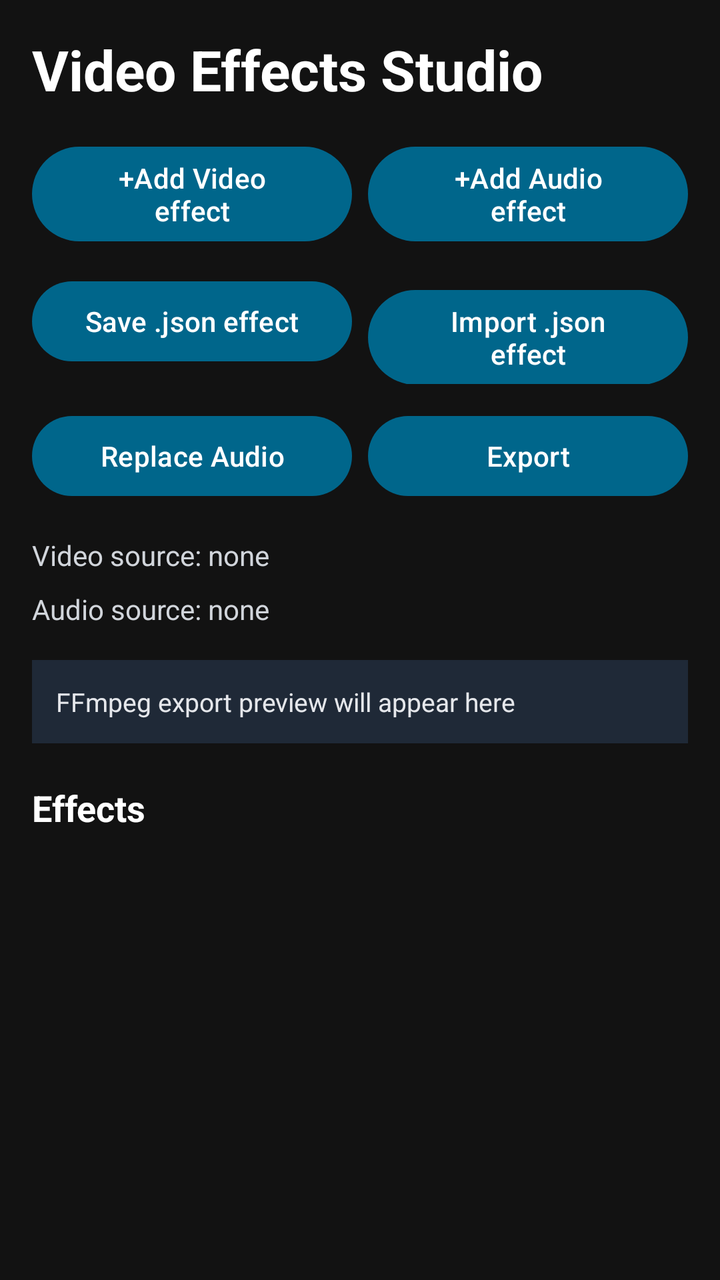
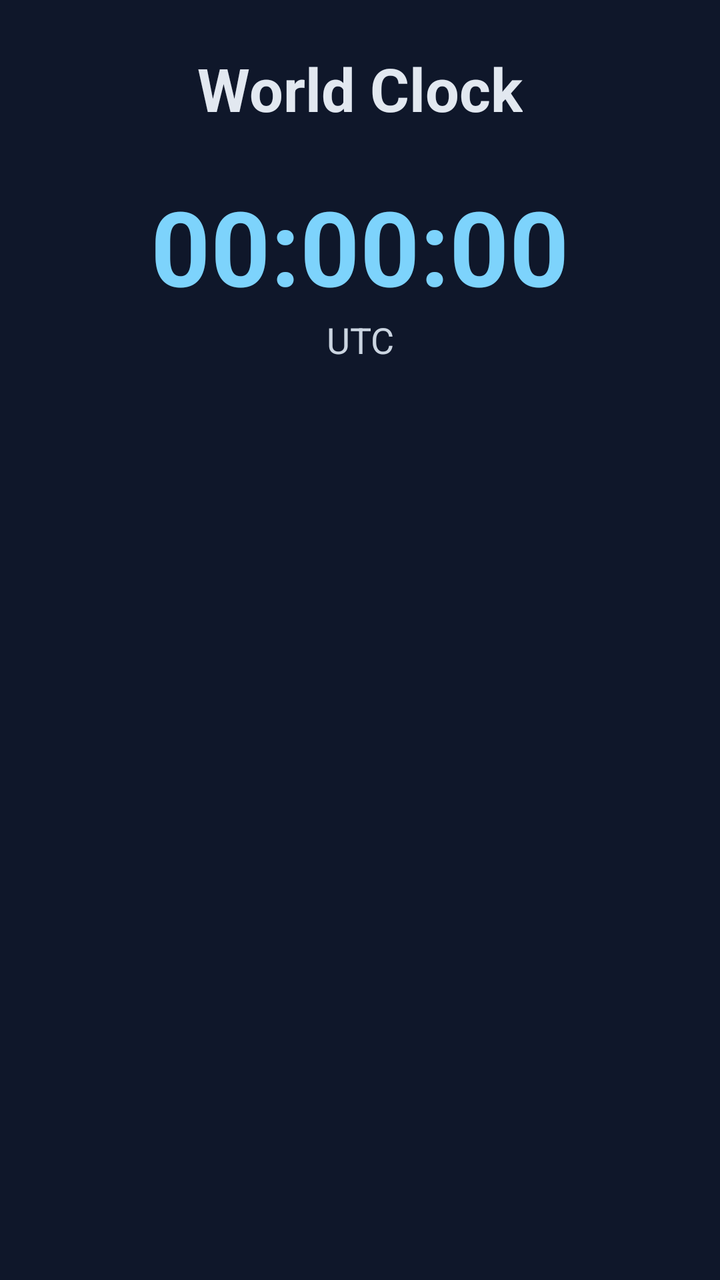

The first picture is an Android layout as it rendered before a commit; the second is the same layout after the commit. The layout source and the unified diff follow.
<!-- AndroidManifest.xml: application theme Theme.VideoEffectsStudio -->
<!-- res/layout/activity_main.xml -->
<?xml version="1.0" encoding="utf-8"?>
<ScrollView xmlns:android="http://schemas.android.com/apk/res/android"
    xmlns:tools="http://schemas.android.com/tools"
    android:layout_width="match_parent"
    android:layout_height="match_parent"
    android:background="#121212"
    android:padding="16dp">

    <LinearLayout
        android:layout_width="match_parent"
        android:layout_height="wrap_content"
        android:orientation="vertical"
        android:paddingBottom="24dp">

        <TextView
            android:id="@+id/titleText"
            android:layout_width="match_parent"
            android:layout_height="wrap_content"
            android:text="Video Effects Studio"
            android:textSize="28sp"
            android:textStyle="bold"
            android:textColor="#FFFFFF" />

        <LinearLayout
            android:layout_width="match_parent"
            android:layout_height="wrap_content"
            android:layout_marginTop="16dp"
            android:orientation="horizontal">

            <Button
                android:id="@+id/addVideoEffectButton"
                android:layout_width="0dp"
                android:layout_height="wrap_content"
                android:layout_weight="1"
                android:text="+Add Video effect" />

            <Button
                android:id="@+id/addAudioEffectButton"
                android:layout_width="0dp"
                android:layout_height="wrap_content"
                android:layout_marginStart="8dp"
                android:layout_weight="1"
                android:text="+Add Audio effect" />
        </LinearLayout>

        <LinearLayout
            android:layout_width="match_parent"
            android:layout_height="wrap_content"
            android:layout_marginTop="12dp"
            android:orientation="horizontal">

            <Button
                android:id="@+id/saveJsonButton"
                android:layout_width="0dp"
                android:layout_height="wrap_content"
                android:layout_weight="1"
                android:text="Save .json effect" />

            <Button
                android:id="@+id/importJsonButton"
                android:layout_width="0dp"
                android:layout_height="wrap_content"
                android:layout_marginStart="8dp"
                android:layout_weight="1"
                android:text="Import .json effect" />
        </LinearLayout>

        <LinearLayout
            android:layout_width="match_parent"
            android:layout_height="wrap_content"
            android:layout_marginTop="12dp"
            android:orientation="horizontal">

            <Button
                android:id="@+id/replaceAudioButton"
                android:layout_width="0dp"
                android:layout_height="wrap_content"
                android:layout_weight="1"
                android:text="Replace Audio" />

            <Button
                android:id="@+id/exportButton"
                android:layout_width="0dp"
                android:layout_height="wrap_content"
                android:layout_marginStart="8dp"
                android:layout_weight="1"
                android:text="Export" />
        </LinearLayout>

        <TextView
            android:id="@+id/selectedVideoText"
            android:layout_width="match_parent"
            android:layout_height="wrap_content"
            android:layout_marginTop="16dp"
            android:text="Video source: none"
            android:textColor="#D1D5DB"
            android:textSize="14sp" />

        <TextView
            android:id="@+id/selectedAudioText"
            android:layout_width="match_parent"
            android:layout_height="wrap_content"
            android:layout_marginTop="8dp"
            android:text="Audio source: none"
            android:textColor="#D1D5DB"
            android:textSize="14sp" />

        <TextView
            android:id="@+id/commandPreview"
            android:layout_width="match_parent"
            android:layout_height="wrap_content"
            android:layout_marginTop="16dp"
            android:background="#1F2937"
            android:padding="12dp"
            android:text="FFmpeg export preview will appear here"
            android:textColor="#E5E7EB"
            android:textSize="13sp" />

        <TextView
            android:layout_width="wrap_content"
            android:layout_height="wrap_content"
            android:layout_marginTop="20dp"
            android:text="Effects"
            android:textColor="#FFFFFF"
            android:textSize="18sp"
            android:textStyle="bold" />

        <androidx.recyclerview.widget.RecyclerView
            android:id="@+id/effectList"
            android:layout_width="match_parent"
            android:layout_height="wrap_content"
            android:layout_marginTop="12dp"
            android:nestedScrollingEnabled="false"
            tools:listitem="@layout/item_effect" />
    </LinearLayout>
</ScrollView>
<!-- res/layout/item_effect.xml (included above) -->
<?xml version="1.0" encoding="utf-8"?>
<LinearLayout xmlns:android="http://schemas.android.com/apk/res/android"
    android:layout_width="match_parent"
    android:layout_height="wrap_content"
    android:background="#1F2937"
    android:orientation="horizontal"
    android:padding="12dp">

    <LinearLayout
        android:layout_width="0dp"
        android:layout_height="wrap_content"
        android:layout_weight="1"
        android:orientation="vertical">

        <TextView
            android:id="@+id/effectTitle"
            android:layout_width="match_parent"
            android:layout_height="wrap_content"
            android:textColor="#FFFFFF"
            android:textSize="16sp"
            android:textStyle="bold" />

        <TextView
            android:id="@+id/effectMeta"
            android:layout_width="match_parent"
            android:layout_height="wrap_content"
            android:layout_marginTop="4dp"
            android:textColor="#D1D5DB"
            android:textSize="12sp" />
    </LinearLayout>

    <Button
        android:id="@+id/removeButton"
        android:layout_width="wrap_content"
        android:layout_height="wrap_content"
        android:layout_marginStart="8dp"
        android:text="Remove" />
</LinearLayout>
<!-- resources referenced by this layout -->
<resources>
  <style name="Theme.VideoEffectsStudio" parent="Theme.Material3.DayNight.NoActionBar">
          <item name="colorPrimary">@color/material_dynamic_primary40</item>
          <item name="colorPrimaryVariant">@color/material_dynamic_primary50</item>
          <item name="colorSecondary">@color/material_dynamic_secondary40</item>
      </style>
</resources>

<!-- the commit's change to res/layout/activity_main.xml (unified diff, before → after) -->
@@ -1,175 +1,46 @@
-<?xml version="1.0" encoding="utf-8"?>
-<ScrollView xmlns:android="http://schemas.android.com/apk/res/android"
-    xmlns:tools="http://schemas.android.com/tools"
-    android:layout_width="match_parent"
-    android:layout_height="match_parent"
-    android:background="#121212"
-    android:padding="16dp">
-
-    <LinearLayout
-        android:layout_width="match_parent"
-        android:layout_height="wrap_content"
-        android:orientation="vertical"
-        android:paddingBottom="24dp">
-
-        <TextView
-            android:id="@+id/titleText"
-            android:layout_width="match_parent"
-            android:layout_height="wrap_content"
-            android:text="Video Effects Studio"
-            android:textSize="28sp"
-            android:textStyle="bold"
-            android:textColor="#FFFFFF" />
-
-        <LinearLayout
-            android:layout_width="match_parent"
-            android:layout_height="wrap_content"
-            android:layout_marginTop="16dp"
-            android:orientation="horizontal">
-
-            <Button
-                android:id="@+id/addVideoEffectButton"
-                android:layout_width="0dp"
-                android:layout_height="wrap_content"
-                android:layout_weight="1"
-                android:text="+Add Video effect" />
-
-            <Button
-                android:id="@+id/addAudioEffectButton"
-                android:layout_width="0dp"
-                android:layout_height="wrap_content"
-                android:layout_marginStart="8dp"
-                android:layout_weight="1"
-                android:text="+Add Audio effect" />
-        </LinearLayout>
-
-        <LinearLayout
-            android:layout_width="match_parent"
-            android:layout_height="wrap_content"
-            android:layout_marginTop="12dp"
-            android:orientation="horizontal">
-
-            <Button
-                android:id="@+id/saveJsonButton"
-                android:layout_width="0dp"
-                android:layout_height="wrap_content"
-                android:layout_weight="1"
-                android:text="Save .json effect" />
-
-            <Button
-                android:id="@+id/importJsonButton"
-                android:layout_width="0dp"
-                android:layout_height="wrap_content"
-                android:layout_marginStart="8dp"
-                android:layout_weight="1"
-                android:text="Import .json effect" />
-        </LinearLayout>
-
-        <LinearLayout
-            android:layout_width="match_parent"
-            android:layout_height="wrap_content"
-            android:layout_marginTop="12dp"
-            android:orientation="horizontal">
-
-            <Button
-                android:id="@+id/replaceAudioButton"
-                android:layout_width="0dp"
-                android:layout_height="wrap_content"
-                android:layout_weight="1"
-                android:text="Replace Audio" />
-
-            <Button
-                android:id="@+id/exportButton"
-                android:layout_width="0dp"
-                android:layout_height="wrap_content"
-                android:layout_marginStart="8dp"
-                android:layout_weight="1"
-                android:text="Export" />
-        </LinearLayout>
-
-        <TextView
-            android:id="@+id/selectedVideoText"
-            android:layout_width="match_parent"
-            android:layout_height="wrap_content"
-            android:layout_marginTop="16dp"
-            android:text="Video source: none"
-            android:textColor="#D1D5DB"
-            android:textSize="14sp" />
-
-        <TextView
-            android:id="@+id/selectedAudioText"
-            android:layout_width="match_parent"
-            android:layout_height="wrap_content"
-            android:layout_marginTop="8dp"
-            android:text="Audio source: none"
-            android:textColor="#D1D5DB"
-            android:textSize="14sp" />
-
-        <TextView
-            android:id="@+id/commandPreview"
-            android:layout_width="match_parent"
-            android:layout_height="wrap_content"
-            android:layout_marginTop="16dp"
-            android:background="#1F2937"
-            android:padding="12dp"
-            android:text="FFmpeg export preview will appear here"
-            android:textColor="#E5E7EB"
-            android:textSize="13sp" />
-
-        <TextView
-            android:layout_width="wrap_content"
-            android:layout_height="wrap_content"
-            android:layout_marginTop="20dp"
-            android:text="Effects"
-            android:textColor="#FFFFFF"
-            android:textSize="18sp"
-            android:textStyle="bold" />
-
-        <androidx.recyclerview.widget.RecyclerView
-            android:id="@+id/effectList"
-            android:layout_width="match_parent"
-            android:layout_height="wrap_content"
-            android:layout_marginTop="12dp"
-            android:nestedScrollingEnabled="false"
-            tools:listitem="@layout/item_effect" />
-    </LinearLayout>
-</ScrollView>
-<!-- res/layout/item_effect.xml (included above) -->
 <?xml version="1.0" encoding="utf-8"?>
 <LinearLayout xmlns:android="http://schemas.android.com/apk/res/android"
     android:layout_width="match_parent"
-    android:layout_height="wrap_content"
-    android:background="#1F2937"
-    android:orientation="horizontal"
-    android:padding="12dp">
+    android:layout_height="match_parent"
+    android:background="#0F172A"
+    android:orientation="vertical"
+    android:padding="24dp">
+
+    <TextView
+        android:id="@+id/titleText"
+        android:layout_width="wrap_content"
+        android:layout_height="wrap_content"
+        android:layout_gravity="center_horizontal"
+        android:text="World Clock"
+        android:textColor="#E2E8F0"
+        android:textSize="30sp"
+        android:textStyle="bold" />
+
+    <TextView
+        android:id="@+id/currentTimeText"
+        android:layout_width="match_parent"
+        android:layout_height="wrap_content"
+        android:layout_marginTop="24dp"
+        android:gravity="center"
+        android:text="00:00:00"
+        android:textColor="#7DD3FC"
+        android:textSize="52sp"
+        android:textStyle="bold" />
+
+    <TextView
+        android:id="@+id/currentZoneText"
+        android:layout_width="match_parent"
+        android:layout_height="wrap_content"
+        android:gravity="center"
+        android:text="UTC"
+        android:textColor="#CBD5E1"
+        android:textSize="18sp" />
 
     <LinearLayout
-        android:layout_width="0dp"
+        android:id="@+id/timezoneContainer"
+        android:layout_width="match_parent"
         android:layout_height="wrap_content"
-        android:layout_weight="1"
-        android:orientation="vertical">
+        android:layout_marginTop="28dp"
+        android:orientation="vertical" />
 
-        <TextView
-            android:id="@+id/effectTitle"
-            android:layout_width="match_parent"
-            android:layout_height="wrap_content"
-            android:textColor="#FFFFFF"
-            android:textSize="16sp"
-            android:textStyle="bold" />
-
-        <TextView
-            android:id="@+id/effectMeta"
-            android:layout_width="match_parent"
-            android:layout_height="wrap_content"
-            android:layout_marginTop="4dp"
-            android:textColor="#D1D5DB"
-            android:textSize="12sp" />
-    </LinearLayout>
-
-    <Button
-        android:id="@+id/removeButton"
-        android:layout_width="wrap_content"
-        android:layout_height="wrap_content"
-        android:layout_marginStart="8dp"
-        android:text="Remove" />
 </LinearLayout>
